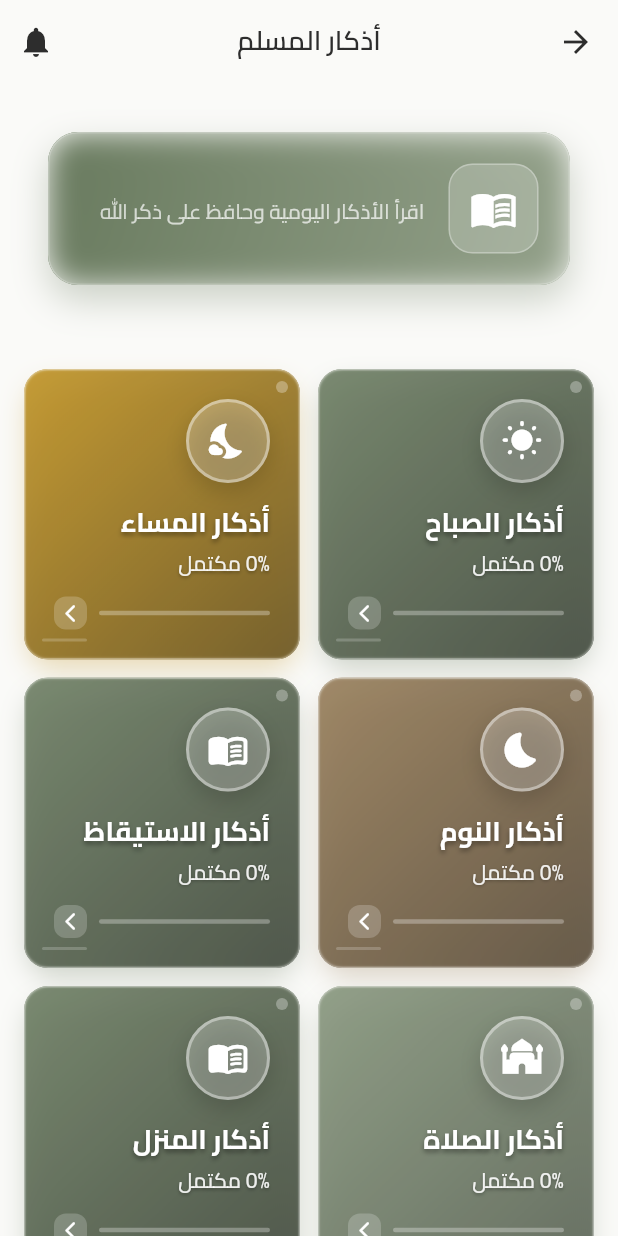
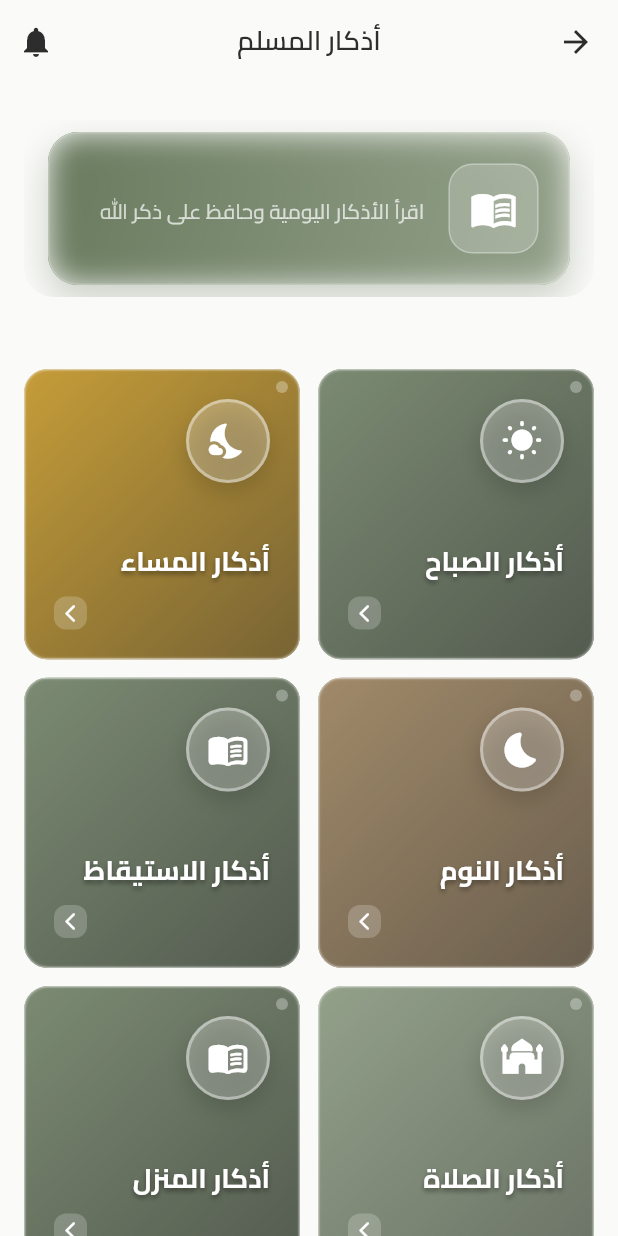
Before and after one commit to dr33awi/Testew65, a Flutter app: the AthkarCategoriesScreen screen opened by its route, on a phone screen of 412 x 824 dp. Run offline on Flutter 3.47's test engine with Material 3 defaults, Android fonts, the phone set to English and light mode, and no system bars; our stand-ins replace adhan, battery_plus, device_info_plus, flutter_compass, flutter_local_notifications, flutter_staggered_animations and 8 more; accounts and stored records are empty.

Commit message:
تعديل الالثيم

```diff
--- a/lib/features/athkar/screens/athkar_categories_screen.dart
+++ b/lib/features/athkar/screens/athkar_categories_screen.dart
@@ -318,6 +318,8 @@ class _AthkarCategoriesScreenState extends State<AthkarCategoriesScreen>
   Widget _buildWelcomeSection(BuildContext context) {
     return Padding(
       padding: const EdgeInsets.all(ThemeConstants.space4),
+      child: ClipRRect(
+        borderRadius: BorderRadius.circular(ThemeConstants.radiusXl),
         child: Stack(
           children: [
             AppCard(
@@ -335,10 +337,8 @@ class _AthkarCategoriesScreenState extends State<AthkarCategoriesScreen>
               borderRadius: ThemeConstants.radiusXl,
             ),
 
-          // تأثير التلميع المتحرك فوق الكارد
+            // تأثير التلميع المتحرك من داخل الكارد
             Positioned.fill(
-            child: ClipRRect(
-              borderRadius: BorderRadius.circular(ThemeConstants.radiusXl),
               child: AnimatedBuilder(
                 animation: _shimmerAnimation,
                 builder: (context, child) {
@@ -349,7 +349,7 @@ class _AthkarCategoriesScreenState extends State<AthkarCategoriesScreen>
                         end: Alignment.bottomRight,
                         colors: [
                           Colors.transparent,
-                          Colors.white.withValues(alpha: 0.1),
+                          Colors.white.withValues(alpha: 0.2),
                           Colors.transparent,
                         ],
                         stops: [
@@ -363,8 +363,8 @@ class _AthkarCategoriesScreenState extends State<AthkarCategoriesScreen>
                 },
               ),
             ),
+          ],
         ),
-        ],
       ),
     );
   }
@@ -372,7 +372,6 @@ class _AthkarCategoriesScreenState extends State<AthkarCategoriesScreen>
   Widget _buildCategoryCard(BuildContext context, AthkarCategory category, int progress, int index) {
     final categoryColor = CategoryHelper.getCategoryColor(context, category.id);
     final categoryIcon = CategoryHelper.getCategoryIcon(category.id);
-    final isCompleted = progress >= 100;
     final gradientColors = [
       categoryColor,
       categoryColor.darken(0.2),
@@ -383,14 +382,6 @@ class _AthkarCategoriesScreenState extends State<AthkarCategoriesScreen>
       child: Container(
         decoration: BoxDecoration(
           borderRadius: BorderRadius.circular(ThemeConstants.radiusLg),
-          boxShadow: [
-            BoxShadow(
-              color: categoryColor.withValues(alpha: 0.3),
-              blurRadius: 15,
-              offset: const Offset(0, 8),
-              spreadRadius: -3,
-            ),
-          ],
         ),
         child: ClipRRect(
           borderRadius: BorderRadius.circular(ThemeConstants.radiusLg),
@@ -480,94 +471,15 @@ class _AthkarCategoriesScreenState extends State<AthkarCategoriesScreen>
                           maxLines: 2,
                           overflow: TextOverflow.ellipsis,
                         ),
-
-                        const SizedBox(height: 6),
-
-                        // مؤشر التقدم أو حالة الإكمال
-                        if (isCompleted)
-                          Container(
-                            padding: const EdgeInsets.symmetric(
-                              horizontal: 8,
-                              vertical: 4,
-                            ),
-                            decoration: BoxDecoration(
-                              color: Colors.white.withValues(alpha: 0.25),
-                              borderRadius: BorderRadius.circular(ThemeConstants.radiusFull),
-                              border: Border.all(
-                                color: Colors.white.withValues(alpha: 0.4),
-                                width: 1,
-                              ),
-                            ),
-                            child: Row(
-                              mainAxisSize: MainAxisSize.min,
-                              children: [
-                                const Icon(
-                                  Icons.check_circle_rounded,
-                                  color: Colors.white,
-                                  size: 14,
-                                ),
-                                const SizedBox(width: 4),
-                                Text(
-                                  'مكتمل',
-                                  style: context.labelSmall?.copyWith(
-                                    color: Colors.white,
-                                    fontWeight: ThemeConstants.bold,
-                                    fontSize: 12,
-                                  ),
-                                ),
-                              ],
-                            ),
-                          )
-                        else
-                          Text(
-                            '$progress% مكتمل',
-                            style: context.bodyMedium?.copyWith(
-                              color: Colors.white.withValues(alpha: 0.9),
-                              fontSize: 14,
-                              fontWeight: ThemeConstants.medium,
-                              height: 1.4,
-                              letterSpacing: 0.2,
-                              shadows: [
-                                Shadow(
-                                  color: Colors.black.withValues(alpha: 0.3),
-                                  offset: const Offset(0, 1),
-                                  blurRadius: 2,
-                                ),
-                              ],
-                            ),
-                          ),
                       ],
                     ),
 
                     const SizedBox(height: ThemeConstants.space3),
 
-                    // مؤشر الانتقال وشريط التقدم
+                    // مؤشر الانتقال فقط
                     Row(
-                      mainAxisAlignment: MainAxisAlignment.spaceBetween,
+                      mainAxisAlignment: MainAxisAlignment.end,
                       children: [
-                        // شريط التقدم
-                        Expanded(
-                          child: Container(
-                            height: 3,
-                            decoration: BoxDecoration(
-                              color: Colors.white.withValues(alpha: 0.3),
-                              borderRadius: BorderRadius.circular(1.5),
-                            ),
-                            child: FractionallySizedBox(
-                              alignment: Alignment.centerRight,
-                              widthFactor: progress / 100,
-                              child: Container(
-                                decoration: BoxDecoration(
-                                  color: Colors.white.withValues(alpha: 0.8),
-                                  borderRadius: BorderRadius.circular(1.5),
-                                ),
-                              ),
-                            ),
-                          ),
-                        ),
-
-                        const SizedBox(width: 8),
-
                         Container(
                           padding: const EdgeInsets.all(4),
                           decoration: BoxDecoration(
@@ -623,20 +535,6 @@ class _AthkarCategoriesScreenState extends State<AthkarCategoriesScreen>
               ),
             ),
           ),
-
-          // خط زخرفي
-          Positioned(
-            bottom: 12,
-            left: 12,
-            child: Container(
-              width: 30,
-              height: 2,
-              decoration: BoxDecoration(
-                color: Colors.white.withValues(alpha: 0.2),
-                borderRadius: BorderRadius.circular(1),
-              ),
-            ),
-          ),
         ],
       ),
     );
```
Lines whose indentation alone changed are shown as unchanged.
